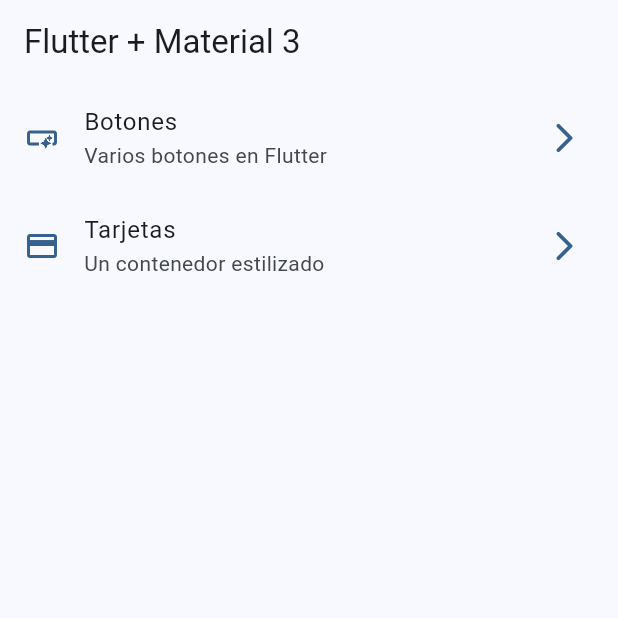
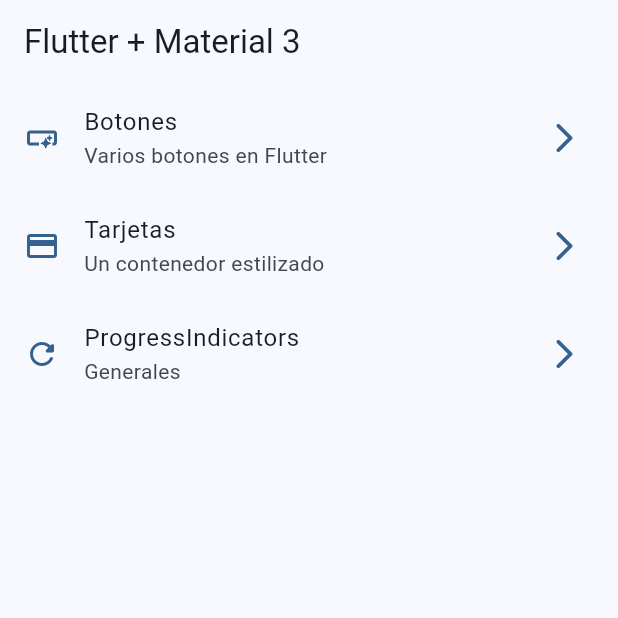
Before and after one commit to racMart00/widget_app, a Flutter app: the screen it shows after launch, on a phone screen of 412 x 824 dp, the top half of it. Run offline on Flutter 3.47's test engine with Material 3 defaults, Android fonts, the phone set to English and light mode, and no system bars; our stand-ins replace go_router.

Commit message:
005 Linear & Circular progress controled

```diff
--- a/lib/config/menu/menu_items.dart
+++ b/lib/config/menu/menu_items.dart
@@ -30,4 +30,11 @@
     icon: Icons.credit_card
   ),
 
+  MenuItem(
+    title: 'ProgressIndicators',
+    subTitle: 'Generales',
+    link: '/progress',
+    icon: Icons.refresh_rounded,
+  ),
+
 ];
--- a/lib/config/router/app_router.dart
+++ b/lib/config/router/app_router.dart
@@ -4,20 +4,30 @@
 
 final appRouter = GoRouter(
   routes: [
+
     GoRoute(
       path: '/',
       name: HomeScreen.name,
       builder: (context, state) => const HomeScreen(),
     ),
+
     GoRoute(
       path: '/buttons',
       name: ButtonsScreen.name,
       builder: (context, state) => const ButtonsScreen(),
     ),
+
     GoRoute(
       path: '/cards',
       name: CardsScreen.name,
       builder: (context, state) => const CardsScreen(),
     ),
+
+    GoRoute(
+      path: '/progress',
+      name: ProgressScreen.name,
+      builder: (context, state) => const ProgressScreen(),
+    ),
+
   ],
 );
```
Also changed, not shown: lib/presentation/screens/progress/progress_screen.dart (+61 -1 lines).
